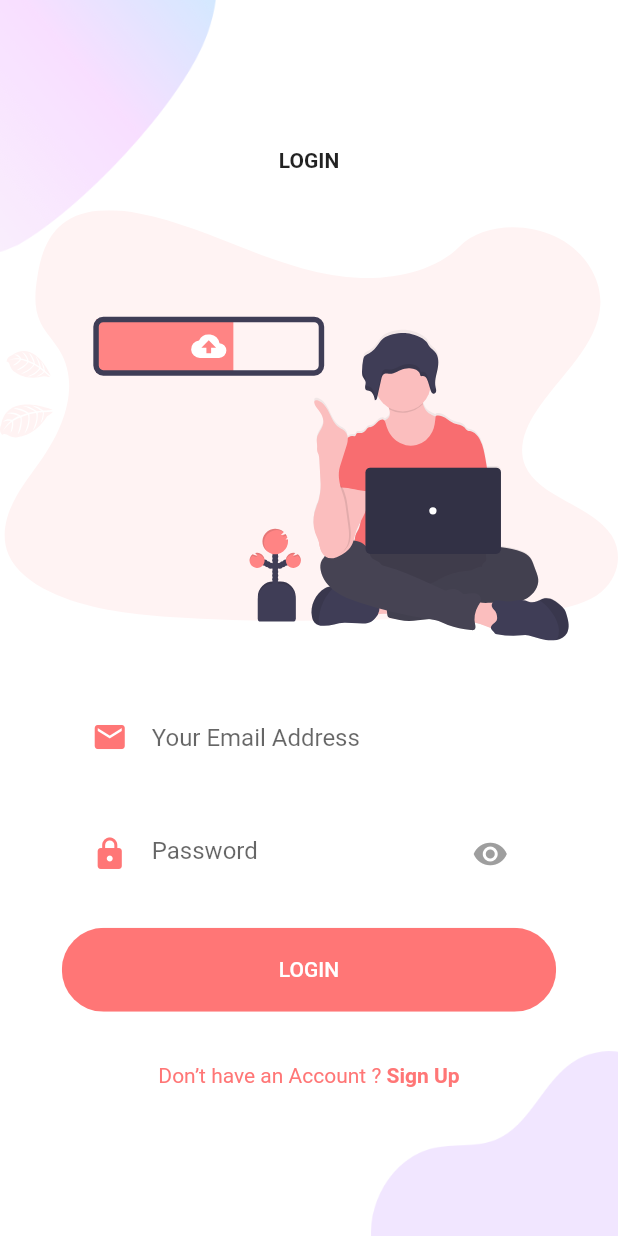
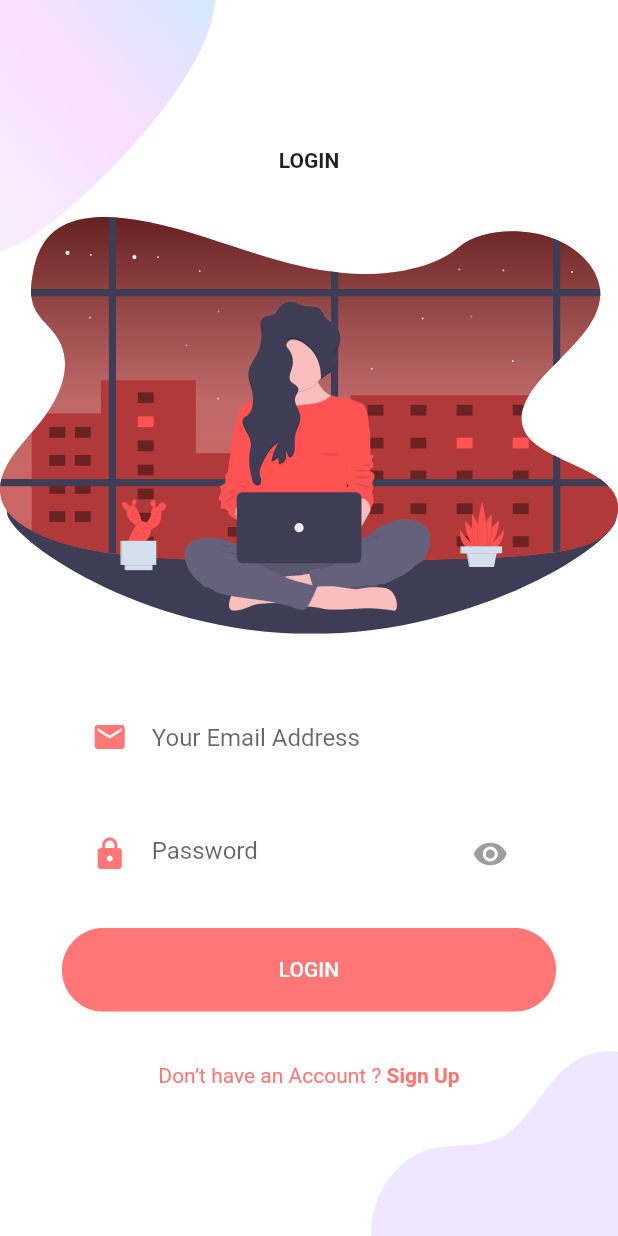
Before and after one commit to Ajiharan/ctse_flutter_project, a Flutter app: the screen it shows after launch, after a tap on "Login", on a phone screen of 412 x 824 dp. Run offline on Flutter 3.47's test engine with Material 2 defaults, Android fonts, the phone set to English and light mode, and no system bars; our stand-ins replace cloud_firestore, firebase_auth, firebase_core, flutter_easyloading, flutter_svg, fluttertoast and 1 more; accounts and stored records are empty.

Commit message:
fixed issues

```diff
--- a/lib/Home/BodyContainer.dart
+++ b/lib/Home/BodyContainer.dart
@@ -5,6 +5,7 @@ import 'package:ctse/common/rounded_buttons.dart';
 import 'package:firebase_auth/firebase_auth.dart';
 import 'package:flutter/material.dart';
 import 'package:flutter_svg/svg.dart';
+import 'package:hexcolor/hexcolor.dart';
 
 import '../colorConstraint.dart';
 
@@ -37,7 +38,8 @@ class BodyContainer extends StatelessWidget {
           children: <Widget>[
             Text(
               "STUDENT EDUCATION SYSTEM",
-              style: TextStyle(fontWeight: FontWeight.bold),
+              style: TextStyle(
+                  fontWeight: FontWeight.bold, color: HexColor('#f44336')),
             ),
             SizedBox(height: size.height * 0.05),
             SvgPicture.asset(
--- a/lib/Login/BodyContainer.dart
+++ b/lib/Login/BodyContainer.dart
@@ -128,7 +128,7 @@ class _BodyContainerState extends State<BodyContainer> {
               ),
               SizedBox(height: size.height * 0.03),
               SvgPicture.asset(
-                "images/u2.svg",
+                "images/s1.svg",
                 height: size.height * 0.35,
               ),
               SizedBox(height: size.height * 0.03),
--- a/lib/Student/StudentHome.dart
+++ b/lib/Student/StudentHome.dart
@@ -1,3 +1,4 @@
+import 'package:ctse/Home/HomeScreen.dart';
 import 'package:ctse/Login/SignInScreen.dart';
 import 'package:firebase_auth/firebase_auth.dart';
 import 'package:flutter/material.dart';
@@ -13,7 +14,7 @@ class StudentHome extends StatelessWidget {
       context,
       MaterialPageRoute(
         builder: (context) {
-          return LoginScreen();
+          return HomeScreen();
         },
       ),
     );
```
Also changed, not shown: images/s1.svg (added), images/s2.svg (added).
